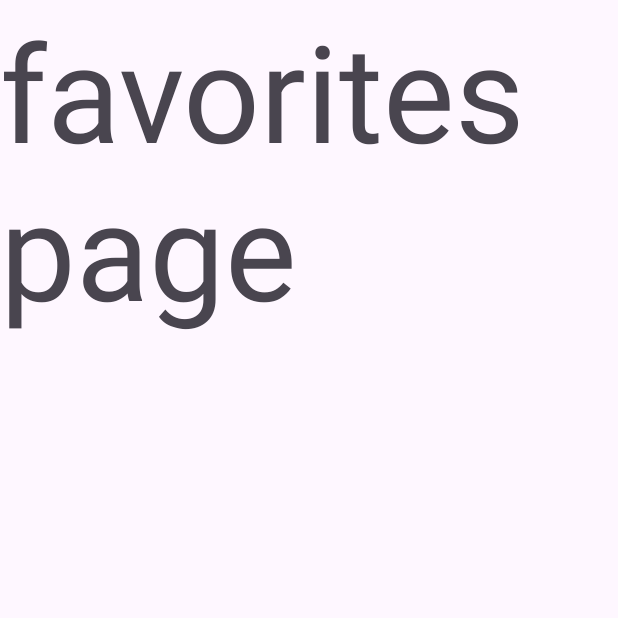
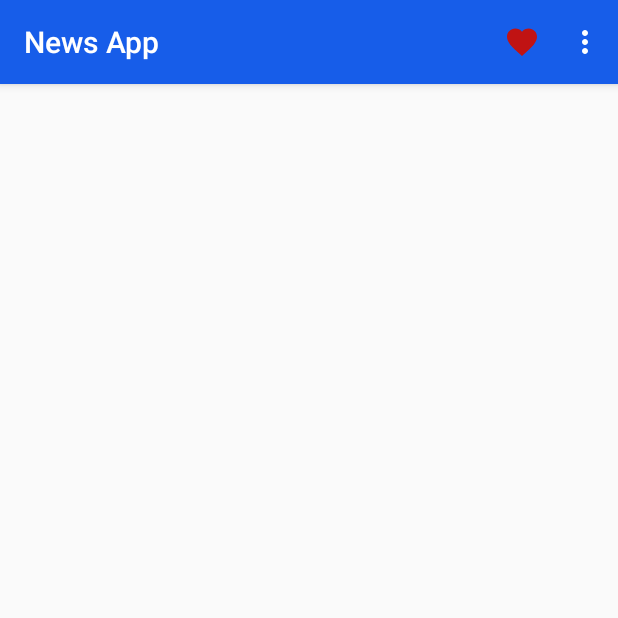
Before and after one commit to ModasserAshrafSabry/NewsApp, an Android app: the FavouritesActivity screen opened directly, with no data from a screen before it, on a phone screen of 412 x 824 dp, the top half of it. Run offline under Robolectric (Android 15) with nearby library versions, the phone set to English and light mode, and no system bars; our stand-ins replace Firebase (no records; nobody signed in at launch, a user with empty details on screens opened directly); Roboto replaces fonts that are not available here.

Commit message:
favourite screen partially done
favourite screen partially done

```diff
--- a/app/build.gradle.kts
+++ b/app/build.gradle.kts
@@ -49,6 +49,7 @@ dependencies {
     implementation(libs.androidx.constraintlayout)
     implementation(libs.androidx.cardview)
     implementation(libs.firebase.auth)
+    implementation(libs.firebase.firestore)
     testImplementation(libs.junit)
     androidTestImplementation(libs.androidx.junit)
     androidTestImplementation(libs.androidx.espresso.core)
--- a/app/src/main/AndroidManifest.xml
+++ b/app/src/main/AndroidManifest.xml
@@ -33,7 +33,8 @@
             android:name=".CategoryActivity"
             android:exported="true" />
         <activity
-            android:name=".FavouritesActivity"/>
+            android:name=".FavouritesActivity"
+            android:theme="@style/Theme.AppCompat.Light.NoActionBar" />
         <activity
             android:name=".SettingsActivity"/>
         <activity
--- a/app/src/main/java/com/example/newsapp/FavouritesActivity.kt
+++ b/app/src/main/java/com/example/newsapp/FavouritesActivity.kt
@@ -1,20 +1,93 @@
 package com.example.newsapp
 
+import android.content.Intent
 import android.os.Bundle
+import android.view.Menu
+import android.view.MenuItem
+import android.widget.Toast
 import androidx.activity.enableEdgeToEdge
 import androidx.appcompat.app.AppCompatActivity
 import androidx.core.view.ViewCompat
 import androidx.core.view.WindowInsetsCompat
+import com.example.newsapp.databinding.ActivityFavouritesBinding
+import com.example.newsapp.databinding.ActivityMainBinding
+import com.google.firebase.Firebase
+import com.google.firebase.firestore.firestore
+
 
 class FavouritesActivity : AppCompatActivity() {
+    lateinit var binding: ActivityFavouritesBinding
+    val db = Firebase.firestore
+    val favNews = db.collection("NewsDB")
+
+
     override fun onCreate(savedInstanceState: Bundle?) {
         super.onCreate(savedInstanceState)
         enableEdgeToEdge()
-        setContentView(R.layout.activity_favourites)
+        binding = ActivityFavouritesBinding.inflate(layoutInflater)
+        setContentView(binding.root)
         ViewCompat.setOnApplyWindowInsetsListener(findViewById(R.id.main)) { v, insets ->
             val systemBars = insets.getInsets(WindowInsetsCompat.Type.systemBars())
             v.setPadding(systemBars.left, systemBars.top, systemBars.right, systemBars.bottom)
             insets
         }
+        setSupportActionBar(binding.tooLbar)
+
+        loadFavArticles()
+    }
+
+
+    fun loadFavArticles() {
+        favNews.get().addOnSuccessListener {
+            queryDocumentSnapshots ->
+            val favArticles = ArrayList<Article>()
+
+            for(article in queryDocumentSnapshots){
+                val favArticle = article.toObject(Article::class.java)
+                favArticles.add(favArticle)
+            }
+           if(favArticles.isNotEmpty()){
+               showData(favArticles)
+               Toast.makeText(this
+                   , "Data Loaded successfully", Toast.LENGTH_SHORT).show()
+
+           }
+            else {
+               Toast.makeText(this, "NO FAVOURITES", Toast.LENGTH_SHORT).show()}
+            }
+            .addOnFailureListener { Toast.makeText(this
+                , "Error", Toast.LENGTH_SHORT).show() }
+
+    }
+
+    fun showData(articles: ArrayList<Article>) {
+        binding.recycleRView.adapter = NewsAdapter(this, articles)
+    }
+
+    override fun onCreateOptionsMenu(menu: Menu?): Boolean {
+        menuInflater.inflate(R.menu.menu, menu)
+        return true
+    }
+
+    override fun onOptionsItemSelected(item: MenuItem): Boolean {
+        when (item.itemId) {
+            R.id.settingsBtn -> {
+                val intent = Intent(this, SettingsActivity::class.java)
+                startActivity(intent)
+                return true
+            }
+
+            R.id.logoutBtn -> {
+                val intent = Intent(this, LoginActivity::class.java)
+                startActivity(intent)
+                return true
+            }
+
+            R.id.favouriteBtn -> {
+                Toast.makeText(this, "You are already in Favourites", Toast.LENGTH_SHORT).show()
+                return true
+            }
+        }
+        return super.onOptionsItemSelected(item)
     }
 }
--- a/app/src/main/java/com/example/newsapp/News.kt
+++ b/app/src/main/java/com/example/newsapp/News.kt
@@ -5,7 +5,7 @@ data class News(
 )
 
 data class Article(
-    val title : String,
-    val url : String,
-    val urlToImage : String
+    var title : String="",
+    var url : String="",
+    var urlToImage : String=""
 )
--- a/app/src/main/res/layout/activity_favourites.xml
+++ b/app/src/main/res/layout/activity_favourites.xml
@@ -1,14 +1,34 @@
 <?xml version="1.0" encoding="utf-8"?>
 <androidx.constraintlayout.widget.ConstraintLayout xmlns:android="http://schemas.android.com/apk/res/android"
     xmlns:tools="http://schemas.android.com/tools"
+    xmlns:app="http://schemas.android.com/apk/res-auto"
     android:id="@+id/main"
     android:layout_width="match_parent"
     android:layout_height="match_parent"
-    tools:context=".FavouritesActivity">
+    tools:context=".FavouritesActivity"
+    android:orientation="vertical">
 
-    <TextView
-        android:layout_width="wrap_content"
+    <com.google.android.material.appbar.AppBarLayout
+        android:layout_width="match_parent"
         android:layout_height="wrap_content"
-        android:text="favorites\npage"
-        android:textSize="90sp"/>
+        android:theme="@style/ThemeOverlay.AppCompat.Dark.ActionBar">
+
+        <androidx.appcompat.widget.Toolbar
+            android:id="@+id/tooLbar"
+            android:layout_width="match_parent"
+            android:layout_height="?attr/actionBarSize"
+            android:background="#175DE9"
+            android:popupTheme="@style/MenuPopupTheme"
+            app:popupTheme="@style/ThemeOverlay.AppCompat.Light" />
+
+    </com.google.android.material.appbar.AppBarLayout>
+
+    <androidx.recyclerview.widget.RecyclerView
+        android:id="@+id/recycleRView"
+        android:layout_width="match_parent"
+        android:layout_height="match_parent"
+        android:paddingTop="65sp"
+        app:layoutManager="androidx.recyclerview.widget.LinearLayoutManager"
+        tools:listitem="@layout/article_model"/>
+
 </androidx.constraintlayout.widget.ConstraintLayout>
--- a/gradle/libs.versions.toml
+++ b/gradle/libs.versions.toml
@@ -1,5 +1,5 @@
 [versions]
-agp = "8.13.0"
+agp = "8.11.1"
 kotlin = "2.0.21"
 coreKtx = "1.17.0"
 junit = "4.13.2"
@@ -12,6 +12,7 @@ constraintlayout = "2.2.1"
 cardview = "1.0.0"
 googleGmsGoogleServices = "4.4.4"
 firebaseAuth = "24.0.1"
+firebaseFirestore = "26.0.2"
 
 [libraries]
 androidx-core-ktx = { group = "androidx.core", name = "core-ktx", version.ref = "coreKtx" }
@@ -24,6 +25,7 @@ androidx-activity = { group = "androidx.activity", name = "activity", version.re
 androidx-constraintlayout = { group = "androidx.constraintlayout", name = "constraintlayout", version.ref = "constraintlayout" }
 androidx-cardview = { group = "androidx.cardview", name = "cardview", version.ref = "cardview" }
 firebase-auth = { group = "com.google.firebase", name = "firebase-auth", version.ref = "firebaseAuth" }
+firebase-firestore = { group = "com.google.firebase", name = "firebase-firestore", version.ref = "firebaseFirestore" }
 
 [plugins]
 android-application = { id = "com.android.application", version.ref = "agp" }
```
Also changed, not shown: app/src/main/java/com/example/newsapp/MainActivity.kt (+8 -1 lines), app/src/main/java/com/example/newsapp/NewsAdapter.kt (+23 -12 lines), app/src/main/res/layout/activity_main.xml (+4 -7 lines).
